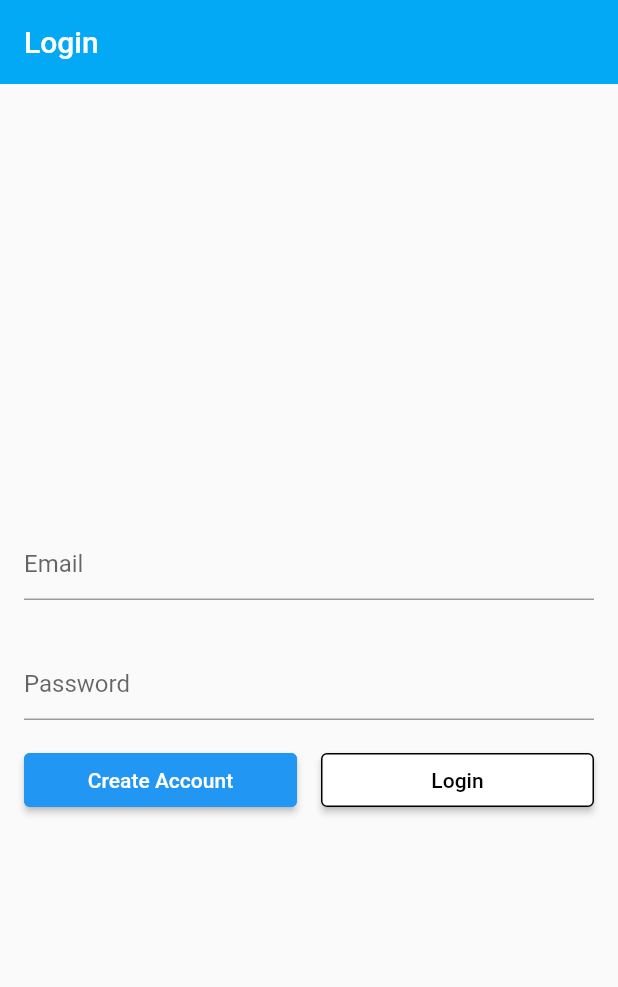
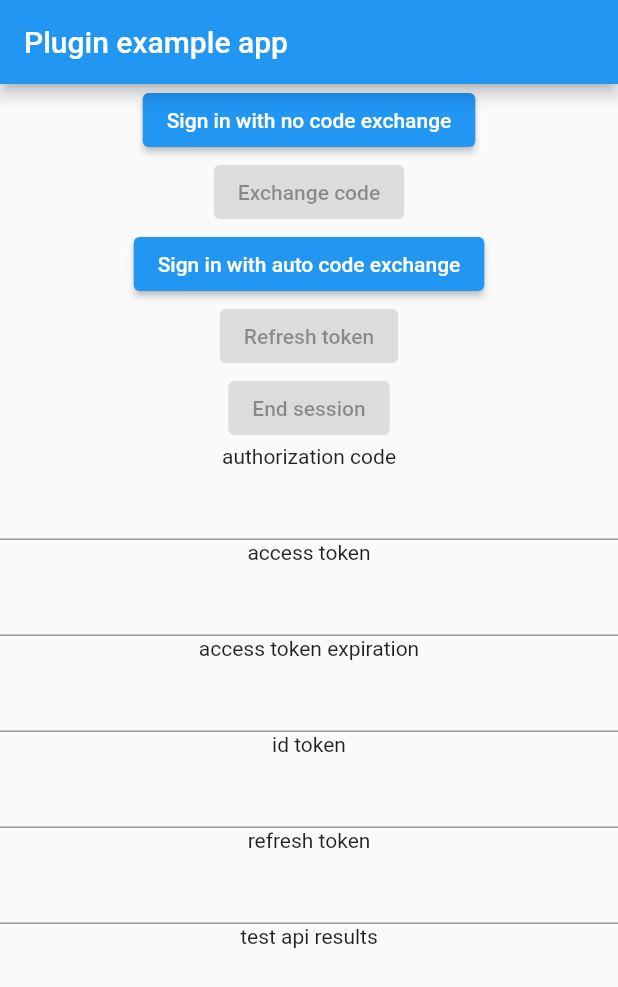
Before and after one commit to kuartzo/FlutterKuartzoStarter, a Flutter app: the screen it shows after launch, on a phone screen of 412 x 824 dp. Shown: the top 987 px of the screen. Run offline on Flutter 3.47's test engine with Material 2 defaults, Android fonts, the phone set to English and light mode, and no system bars; our stand-ins replace shared_preferences, uni_links; missing offline and left inert: flutter_appauth.

```diff
--- a/app/lib/app/app.dart
+++ b/app/lib/app/app.dart
@@ -1,2 +1,2 @@
 export 'app_state.dart';
-export 'constants.dart';
+export 'oauth_client_constants.dart';
--- a/app/lib/app/app_state.dart
+++ b/app/lib/app/app_state.dart
@@ -113,6 +113,10 @@ class AppState extends ChangeNotifier {
 
   void getLoggedInState() async {
     final prefs = await SharedPreferences.getInstance();
-    _loggedIn = prefs.getBool(LoggedInKey)!;
+    if (prefs.getBool(LoggedInKey) != null) {
+      _loggedIn = prefs.getBool(LoggedInKey)!;
+    } else {
+      _loggedIn = false;
+    }
   }
 }
--- a/app/lib/app/constants.dart
+++ /dev/null
@@ -1,63 +0,0 @@
-class OauthClientConstants {
-  final String clientId;
-  final String redirectUrl;
-  final String issuer;
-  final String discoveryUrl;
-  final String postLogoutRedirectUrl;
-  final String authorizationEndpoint;
-  final String tokenEndpoint;
-  final String endSessionEndpoint;
-  final List<String> scopes;
-  final String healthCheckApiEndpoint;
-
-  // use private constructor so that we can only create
-  // instances inside the class;
-  // the `const` keyword of constructor makes every instance
-  // initialized with the same parameters the same copy,
-  // so that we can compare them by `==` or `switch` statements
-  const OauthClientConstants._({
-    required this.clientId,
-    required this.redirectUrl,
-    required this.issuer,
-    required this.discoveryUrl,
-    required this.postLogoutRedirectUrl,
-    required this.authorizationEndpoint,
-    required this.tokenEndpoint,
-    required this.endSessionEndpoint,
-    required this.scopes,
-    required this.healthCheckApiEndpoint,
-  });
-
-  static const OauthClientConstants kuartzo = OauthClientConstants._(
-    clientId: 'oauth-pkce5',
-    redirectUrl: 'com.appauth.demo://callback',
-    issuer: 'https://kuartzo.com:444',
-    discoveryUrl: 'https://kuartzo.com:444/.well-known/openid-configuration',
-    postLogoutRedirectUrl: 'com.appauth.demo://endSession',
-    authorizationEndpoint: 'https://kuartzo.com:444/oauth2/auth',
-    tokenEndpoint: 'https://kuartzo.com:444/oauth2/token',
-    endSessionEndpoint: 'https://kuartzo.com:444/oauth2/sessions/logout',
-    scopes: <String>[
-      'openid',
-      'profile',
-      'email',
-      'offline_access',
-    ],
-    healthCheckApiEndpoint: 'https://demo.identityserver.io/api/test',
-  );
-
-  // static const OauthClientConstants gbp = Constants._(
-  //   clientId: 'Great British Pound',
-  //   redirectUrl: 'GBP',
-  //   issuer: '£',
-  // );
-
-  // static const OauthClientConstants jpy = Constants._(
-  //   clientId: 'Japanese Yen',
-  //   redirectUrl: 'JPY',
-  //   issuer: '¥',
-  // );
-
-  // put the values into an array so that we can iterate amoung them
-  static const List<OauthClientConstants> values = [kuartzo /*, gbp, jpy*/];
-}
--- a/app/lib/main.dart
+++ b/app/lib/main.dart
@@ -7,6 +7,7 @@ import 'package:uni_links/uni_links.dart';
 import 'app/app.dart';
 // barrel files
 import 'router/router.dart';
+import 'ui/ui.dart';
 
 void main() {
   runApp(MyApp(
@@ -31,8 +32,6 @@ class _MyAppState extends State<MyApp> {
   late ShoppingBackButtonDispatcher _backButtonDispatcher;
   // deeplinks _linkSubscription is a StreamSubscription for listening to incoming links. Call .cancel() on it to dispose of the stream.
   late StreamSubscription _linkSubscription;
-  // constants
-  // final OauthClientConstants _oauthConstants = OauthClientConstants.kuartzo;
 
   _MyAppState() {
     // Create the delegate with the appState field
@@ -47,7 +46,7 @@ class _MyAppState extends State<MyApp> {
   void initState() {
     super.initState();
     // deepLinks
-    initPlatformState();
+    // initPlatformState();
   }
 
   @override
@@ -62,6 +61,7 @@ class _MyAppState extends State<MyApp> {
     // Attach a listener to the Uri links stream
     // Initialize StreamSubscription by listening for any deep link events.
     _linkSubscription = uriLinkStream.listen((Uri? uri) {
+      print('deepLinks received uri: [$uri]');
       if (!mounted) return;
       setState(() {
         // Have the app's delegate parse the uri and then navigate using the previously defined parseRoute.
@@ -94,6 +94,14 @@ class _MyAppState extends State<MyApp> {
         backButtonDispatcher: _backButtonDispatcher,
         // backButtonDispatcher: RootBackButtonDispatcher(),
       ),
+      // child: MaterialApp(
+      //   home: Scaffold(
+      //     appBar: AppBar(
+      //       title: const Text('Plugin example app'),
+      //     ),
+      //     body: Login(key: UniqueKey()),
+      //   ),
+      // ),
     );
   }
 }
--- a/app/lib/router/router_delegate.dart
+++ b/app/lib/router/router_delegate.dart
@@ -116,8 +116,12 @@ class ShoppingRouterDelegate extends RouterDelegate<PageConfiguration>
           _addPageData(Splash(key: UniqueKey()), SplashPageConfig);
           break;
         case Pages.Login:
+        case Pages.Callback:
           _addPageData(Login(key: UniqueKey()), LoginPageConfig);
           break;
+        // case Pages.Callback:
+        //   _addPageData(Login(key: UniqueKey()), CallbackPageConfig);
+        //   break;
         case Pages.CreateAccount:
           _addPageData(
               CreateAccount(key: UniqueKey()), CreateAccountPageConfig);
@@ -307,6 +311,7 @@ class ShoppingRouterDelegate extends RouterDelegate<PageConfiguration>
           replaceAll(SplashPageConfig);
           break;
         case 'login':
+        case 'callback':
           replaceAll(LoginPageConfig);
           break;
         case 'createAccount':
--- a/app/lib/router/shopping_parser.dart
+++ b/app/lib/router/shopping_parser.dart
@@ -35,6 +35,7 @@ class ShoppingParser extends RouteInformationParser<PageConfiguration> {
       case SplashPath:
         return SplashPageConfig;
       case LoginPath:
+      case CallbackPath:
         return LoginPageConfig;
       case CreateAccountPath:
         return CreateAccountPageConfig;
--- a/app/lib/router/ui_pages.dart
+++ b/app/lib/router/ui_pages.dart
@@ -6,6 +6,7 @@ import '../app/app_state.dart';
 // The constants above define the paths or routes of each screen.
 const String SplashPath = '/splash';
 const String LoginPath = '/login';
+const String CallbackPath = '/callback';
 const String CreateAccountPath = '/createAccount';
 const String ListItemsPath = '/listItems';
 const String DetailsPath = '/details';
@@ -17,6 +18,7 @@ const String SettingsPath = '/settings';
 enum Pages {
   Splash,
   Login,
+  Callback,
   CreateAccount,
   List,
   Details,
@@ -51,6 +53,13 @@ final PageConfiguration LoginPageConfig = PageConfiguration(
   uiPage: Pages.Login,
   currentPageAction: null,
 );
+
+// final PageConfiguration CallbackPageConfig = PageConfiguration(
+//   key: 'Callback',
+//   path: CallbackPath,
+//   uiPage: Pages.Login,
+//   currentPageAction: null,
+// );
 
 final PageConfiguration CreateAccountPageConfig = PageConfiguration(
   key: 'CreateAccount',
--- a/app/lib/ui/login.dart
+++ b/app/lib/ui/login.dart
@@ -1,10 +1,15 @@
+// ignore: unnecessary_import
+import 'dart:io';
+
 // ignore: unnecessary_import
 import 'package:flutter/cupertino.dart';
 import 'package:flutter/material.dart';
 import 'package:provider/provider.dart';
+import 'package:flutter_appauth/flutter_appauth.dart';
+import 'package:http/http.dart' as http;
 
-import '../app/app_state.dart';
-import '../router/ui_pages.dart';
+import '../app/app.dart';
+// import '../router/ui_pages.dart';
 
 class Login extends StatefulWidget {
   const Login({required Key key}) : super(key: key);
@@ -14,125 +19,290 @@ class Login extends StatefulWidget {
 }
 
 class _LoginState extends State<Login> {
-  TextEditingController emailTextController = TextEditingController();
-  TextEditingController passwordTextController = TextEditingController();
-  final _formKey = GlobalKey<FormState>();
+  bool _isBusy = false;
+  final FlutterAppAuth _appAuth = FlutterAppAuth();
+  String? _codeVerifier;
+  String? _authorizationCode;
+  String? _refreshToken;
+  String? _accessToken;
+  String? _idToken;
+
+  final TextEditingController _authorizationCodeTextController =
+      TextEditingController();
+  final TextEditingController _accessTokenTextController =
+      TextEditingController();
+  final TextEditingController _accessTokenExpirationTextController =
+      TextEditingController();
+
+  final TextEditingController _idTokenTextController = TextEditingController();
+  final TextEditingController _refreshTokenTextController =
+      TextEditingController();
+  String? _userInfo;
+
+  // get hydra details from https://kuartzo.com:444/.well-known/openid-configuration
+  final String _clientId = OauthClientConstants.kuartzo.clientId;
+  final String _redirectUrl = OauthClientConstants.kuartzo.redirectUrl;
+  final String _issuer = OauthClientConstants.kuartzo.issuer;
+  final String _discoveryUrl = OauthClientConstants.kuartzo.discoveryUrl;
+  final String _postLogoutRedirectUrl =
+      OauthClientConstants.kuartzo.postLogoutRedirectUrl;
+  final List<String> _scopes = OauthClientConstants.kuartzo.scopes;
+
+  final AuthorizationServiceConfiguration _serviceConfiguration =
+      AuthorizationServiceConfiguration(
+    authorizationEndpoint: OauthClientConstants.kuartzo.authorizationEndpoint,
+    tokenEndpoint: OauthClientConstants.kuartzo.tokenEndpoint,
+    endSessionEndpoint: OauthClientConstants.kuartzo.endSessionEndpoint,
+  );
 
   @override
   Widget build(BuildContext context) {
-    final appState = Provider.of<AppState>(context, listen: false);
-    passwordTextController.text = appState.password ?? '';
-    emailTextController.text = appState.emailAddress ?? '';
-    return Scaffold(
-      appBar: AppBar(
-        elevation: 0,
-        backgroundColor: Colors.lightBlue,
-        title: const Text(
-          'Login',
-          style: TextStyle(
-              fontSize: 20, fontWeight: FontWeight.w500, color: Colors.white),
+    // provider
+    final _appState = Provider.of<AppState>(context, listen: false);
+
+    return MaterialApp(
+      home: Scaffold(
+        appBar: AppBar(
+          title: const Text('Plugin example app'),
         ),
-      ),
-      body: SafeArea(
-        child: Center(
-          child: Form(
-            key: _formKey,
-            child: Column(
-              mainAxisAlignment: MainAxisAlignment.center,
-              children: [
+        body: SingleChildScrollView(
+          child: Column(
+            children: <Widget>[
+              Visibility(
+                visible: _isBusy,
+                child: const LinearProgressIndicator(),
+              ),
+              ElevatedButton(
+                child: const Text('Sign in with no code exchange'),
+                onPressed: _signInWithNoCodeExchange,
+              ),
+              ElevatedButton(
+                child: const Text('Exchange code'),
+                onPressed: _authorizationCode != null ? _exchangeCode : null,
+              ),
+              ElevatedButton(
+                child: const Text('Sign in with auto code exchange'),
+                onPressed: () => _signInWithAutoCodeExchange(),
+              ),
+              if (Platform.isIOS)
                 Padding(
-                  padding: const EdgeInsets.all(16.0),
-                  child: Row(
-                    children: [
-                      Expanded(
-                        child: TextFormField(
-                            decoration: const InputDecoration(
-                                border: UnderlineInputBorder(),
-                                hintText: 'Email'),
-                            onChanged: (email) => appState.emailAddress = email,
-                            controller: emailTextController),
-                      ),
-                    ],
+                  padding: const EdgeInsets.all(8.0),
+                  child: ElevatedButton(
+                    child: const Text(
+                      'Sign in with auto code exchange using ephemeral session (iOS only)',
+                      textAlign: TextAlign.center,
+                    ),
+                    onPressed: () => _signInWithAutoCodeExchange(
+                        preferEphemeralSession: true),
                   ),
                 ),
-                Padding(
-                  padding: const EdgeInsets.all(16.0),
-                  child: Row(
-                    children: [
-                      Expanded(
-                        child: TextFormField(
-                            enableSuggestions: false,
-                            autocorrect: false,
-                            obscureText: true,
-                            decoration: const InputDecoration(
-                                border: UnderlineInputBorder(),
-                                hintText: 'Password'),
-                            onChanged: (password) =>
-                                appState.password = password,
-                            controller: passwordTextController),
-                      ),
-                    ],
-                  ),
-                ),
-                Row(
-                  mainAxisSize: MainAxisSize.max,
-                  mainAxisAlignment: MainAxisAlignment.spaceEvenly,
-                  children: [
-                    const SizedBox(
-                      width: 16,
-                    ),
-                    Expanded(
-                      child: ElevatedButton(
-                        style: ElevatedButton.styleFrom(
-                          primary: Theme.of(context).primaryColor,
-                          shape: RoundedRectangleBorder(
-                            borderRadius: BorderRadius.circular(4.0),
-                          ),
-                          side:
-                              BorderSide(color: Theme.of(context).primaryColor),
-                        ),
-                        onPressed: () {
-                          appState.currentAction = PageAction(
-                              state: PageState.addPage,
-                              page: CreateAccountPageConfig);
-                        },
-                        child: const Text(
-                          'Create Account',
-                          style: TextStyle(color: Colors.white),
-                        ),
-                      ),
-                    ),
-                    const SizedBox(
-                      width: 16,
-                    ),
-                    Expanded(
-                      child: ElevatedButton(
-                        style: ElevatedButton.styleFrom(
-                          primary: Colors.white,
-                          shape: RoundedRectangleBorder(
-                            borderRadius: BorderRadius.circular(4.0),
-                          ),
-                          side: const BorderSide(color: Colors.black),
-                        ),
-                        onPressed: () {
-                          appState.login();
-                        },
-                        child: const Text(
-                          'Login',
-                          style: TextStyle(color: Colors.black),
-                        ),
-                      ),
-                    ),
-                    const SizedBox(
-                      width: 16,
-                    ),
-                  ],
-                ),
-              ],
-            ),
+              ElevatedButton(
+                child: const Text('Refresh token'),
+                onPressed: _refreshToken != null ? _refresh : null,
+              ),
+              ElevatedButton(
+                child: const Text('End session'),
+                onPressed: _idToken != null
+                    ? () async {
+                        await _endSession();
+                      }
+                    : null,
+              ),
+              const Text('authorization code'),
+              TextField(
+                controller: _authorizationCodeTextController,
+              ),
+              const Text('access token'),
+              TextField(
+                controller: _accessTokenTextController,
+              ),
+              const Text('access token expiration'),
+              TextField(
+                controller: _accessTokenExpirationTextController,
+              ),
+              const Text('id token'),
+              TextField(
+                controller: _idTokenTextController,
+              ),
+              const Text('refresh token'),
+              TextField(
+                controller: _refreshTokenTextController,
+              ),
+              const Text('test api results'),
+              Text(_userInfo ?? ''),
+            ],
           ),
         ),
       ),
     );
   }
+
+  Future<void> _endSession() async {
+    try {
+      _setBusyState();
+      await _appAuth.endSession(EndSessionRequest(
+          idTokenHint: _idToken,
+          postLogoutRedirectUrl: _postLogoutRedirectUrl,
+          serviceConfiguration: _serviceConfiguration));
+      _clearSessionInfo();
+    } catch (_) {}
+    _clearBusyState();
+  }
+
+  void _clearSessionInfo() {
+    setState(() {
+      _codeVerifier = null;
+      _authorizationCode = null;
+      _authorizationCodeTextController.clear();
+      _accessToken = null;
+      _accessTokenTextController.clear();
+      _idToken = null;
+      _idTokenTextController.clear();
+      _refreshToken = null;
+      _refreshTokenTextController.clear();
+      _accessTokenExpirationTextController.clear();
+      _userInfo = null;
+    });
+  }
+
+  Future<void> _refresh() async {
+    try {
+      _setBusyState();
+      final TokenResponse? result = await _appAuth.token(TokenRequest(
+          _clientId, _redirectUrl,
+          refreshToken: _refreshToken, issuer: _issuer, scopes: _scopes));
+      _processTokenResponse(result);
+      await _testApi(result);
+    } catch (_) {
+      _clearBusyState();
+    }
+  }
+
+  Future<void> _exchangeCode() async {
+    try {
+      _setBusyState();
+      final TokenResponse? result = await _appAuth.token(TokenRequest(
+          _clientId, _redirectUrl,
+          authorizationCode: _authorizationCode,
+          discoveryUrl: _discoveryUrl,
+          codeVerifier: _codeVerifier,
+          scopes: _scopes));
+      _processTokenResponse(result);
+      await _testApi(result);
+    } catch (_) {
+      _clearBusyState();
+    }
+  }
+
+  Future<void> _signInWithNoCodeExchange() async {
+    try {
+      _setBusyState();
+      // use the discovery endpoint to find the configuration
+      final AuthorizationResponse? result = await _appAuth.authorize(
+        AuthorizationRequest(_clientId, _redirectUrl,
+            discoveryUrl: _discoveryUrl, scopes: _scopes, loginHint: 'bob'),
+      );
+
+      // or just use the issuer
+      // var result = await _appAuth.authorize(
+      //   AuthorizationRequest(
+      //     _clientId,
+      //     _redirectUrl,
+      //     issuer: _issuer,
+      //     scopes: _scopes,
+      //   ),
+      // );
+      if (result != null) {
+        _processAuthResponse(result);
+      }
+    } catch (_) {
+      _clearBusyState();
+    }
+  }
+
+  Future<void> _signInWithAutoCodeExchange(
+      {bool preferEphemeralSession = false}) async {
+    try {
+      _setBusyState();
+
+      // show that we can also explicitly specify the endpoints rather than getting from the details from the discovery document
+      final AuthorizationTokenResponse? result =
+          await _appAuth.authorizeAndExchangeCode(
+        AuthorizationTokenRequest(
+          _clientId,
+          _redirectUrl,
+          serviceConfiguration: _serviceConfiguration,
+          scopes: _scopes,
+          preferEphemeralSession: preferEphemeralSession,
+        ),
+      );
+
+      // this code block demonstrates passing in values for the prompt parameter. in this case it prompts the user login even if they have already signed in. the list of supported values depends on the identity provider
+      // final AuthorizationTokenResponse result = await _appAuth.authorizeAndExchangeCode(
+      //   AuthorizationTokenRequest(_clientId, _redirectUrl,
+      //       serviceConfiguration: _serviceConfiguration,
+      //       scopes: _scopes,
+      //       promptValues: ['login']),
+      // );
+
+      if (result != null) {
+        _processAuthTokenResponse(result);
+        await _testApi(result);
+      }
+    } catch (_) {
+      _clearBusyState();
+    }
+  }
+
+  void _clearBusyState() {
+    setState(() {
+      _isBusy = false;
+    });
+  }
+
+  void _setBusyState() {
+    setState(() {
+      _isBusy = true;
+    });
+  }
+
+  void _processAuthTokenResponse(AuthorizationTokenResponse response) {
+    setState(() {
+      _accessToken = _accessTokenTextController.text = response.accessToken!;
+      _idToken = _idTokenTextController.text = response.idToken!;
+      _refreshToken = _refreshTokenTextController.text = response.refreshToken!;
+      _accessTokenExpirationTextController.text =
+          response.accessTokenExpirationDateTime!.toIso8601String();
+    });
+  }
+
+  void _processAuthResponse(AuthorizationResponse response) {
+    setState(() {
+      // save the code verifier as it must be used when exchanging the token
+      _codeVerifier = response.codeVerifier;
+      _authorizationCode =
+          _authorizationCodeTextController.text = response.authorizationCode!;
+      _isBusy = false;
+    });
+  }
+
+  void _processTokenResponse(TokenResponse? response) {
+    setState(() {
+      _accessToken = _accessTokenTextController.text = response!.accessToken!;
+      _idToken = _idTokenTextController.text = response.idToken!;
+      _refreshToken = _refreshTokenTextController.text = response.refreshToken!;
+      _accessTokenExpirationTextController.text =
+          response.accessTokenExpirationDateTime!.toIso8601String();
+    });
+  }
+
+  Future<void> _testApi(TokenResponse? response) async {
+    final httpResponse = await http.get(
+        Uri.parse(OauthClientConstants.kuartzo.healthCheckApiEndpoint),
+        headers: <String, String>{'Authorization': 'Bearer $_accessToken'});
+    setState(() {
+      _userInfo = httpResponse.statusCode == 200 ? httpResponse.body : '';
+      _isBusy = false;
+    });
+  }
 }
--- a/app/pubspec.yaml
+++ b/app/pubspec.yaml
@@ -32,6 +32,7 @@ dependencies:
   provider: ^6.0.2
   uni_links: ^0.5.1
   flutter_appauth: ^2.4.0
+  http: ^0.13.4
 
 dev_dependencies:
   flutter_test:
```
Also changed, not shown: app/pubspec.lock, 8 other files.
